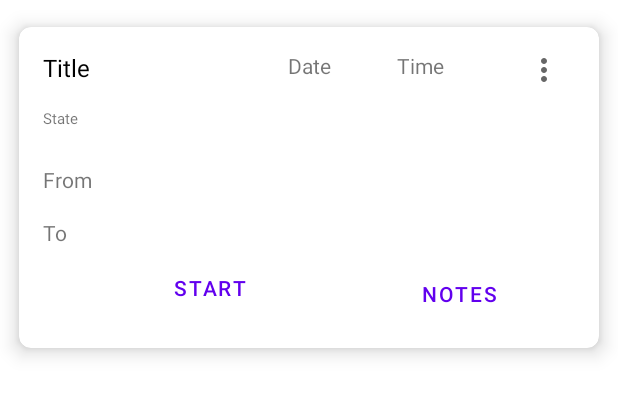
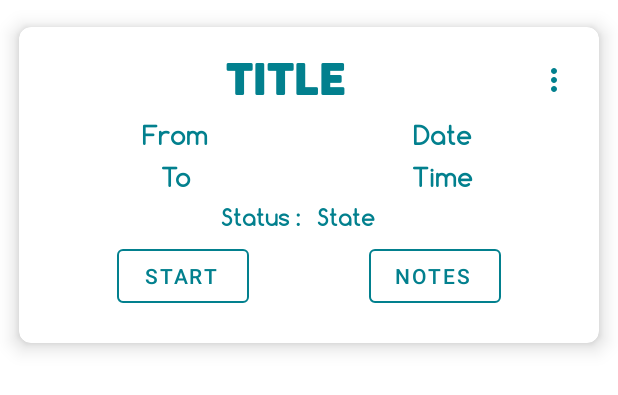
Before and after one commit to amrel7afy/TRIPAWY, an Android app: the layout card_layout.xml on its own in the app's theme, with its tools: preview values and no code run, on a phone screen of 412 x 824 dp. Shown: the top 395 px of the screen. Run offline under Robolectric (Android 15) with nearby library versions, the phone set to English and light mode, and no system bars.

Commit message:
UI Updates

```diff
--- a/app/src/main/java/com/example/tripawy/AddNewTripActivity.java
+++ b/app/src/main/java/com/example/tripawy/AddNewTripActivity.java
@@ -35,7 +35,7 @@ public class AddNewTripActivity extends AppCompatActivity {
 
     private Button btn_datePicker;
     private Button btn_timePicker;
-    private Button btn_add;
+    private ImageButton btn_add;
     private ImageButton btn_close;
     private EditText editTxtTripName;
     private EditText editTxtStartPoint;
@@ -116,12 +116,12 @@ public class AddNewTripActivity extends AppCompatActivity {
 
     private void updateDate(Calendar cDate) {
         String dateString = DateFormat.getDateInstance().format(cDate.getTime());
-        btn_datePicker.setText(dateString);
+        btn_datePicker.setText("Date\n"+dateString);
     }
 
     private void updateTime(Calendar c) {
         String timeString = DateFormat.getTimeInstance().format(c.getTime());
-        btn_timePicker.setText(timeString);
+        btn_timePicker.setText("Time\n"+timeString);
     }
 
     public void add(View v) {
--- a/app/src/main/res/drawable/ic_baseline_date_range_24.xml
+++ b/app/src/main/res/drawable/ic_baseline_date_range_24.xml
@@ -1,4 +1,4 @@
-<vector android:height="24dp" android:tint="#FFFFFF"
+<vector android:height="24dp" android:tint="#02808E"
     android:viewportHeight="24" android:viewportWidth="24"
     android:width="24dp" xmlns:android="http://schemas.android.com/apk/res/android">
     <path android:fillColor="@android:color/white" android:pathData="M9,11L7,11v2h2v-2zM13,11h-2v2h2v-2zM17,11h-2v2h2v-2zM19,4h-1L18,2h-2v2L8,4L8,2L6,2v2L5,4c-1.11,0 -1.99,0.9 -1.99,2L3,20c0,1.1 0.89,2 2,2h14c1.1,0 2,-0.9 2,-2L21,6c0,-1.1 -0.9,-2 -2,-2zM19,20L5,20L5,9h14v11z"/>
--- a/app/src/main/res/drawable/ic_baseline_more_vert_24.xml
+++ b/app/src/main/res/drawable/ic_baseline_more_vert_24.xml
@@ -1,10 +1,5 @@
-<vector xmlns:android="http://schemas.android.com/apk/res/android"
-    android:width="24dp"
-    android:height="24dp"
-    android:viewportWidth="24"
-    android:viewportHeight="24"
-    android:tint="?attr/colorControlNormal">
-  <path
-      android:fillColor="@android:color/white"
-      android:pathData="M12,8c1.1,0 2,-0.9 2,-2s-0.9,-2 -2,-2 -2,0.9 -2,2 0.9,2 2,2zM12,10c-1.1,0 -2,0.9 -2,2s0.9,2 2,2 2,-0.9 2,-2 -0.9,-2 -2,-2zM12,16c-1.1,0 -2,0.9 -2,2s0.9,2 2,2 2,-0.9 2,-2 -0.9,-2 -2,-2z"/>
+<vector android:height="24dp" android:tint="#02808E"
+    android:viewportHeight="24" android:viewportWidth="24"
+    android:width="24dp" xmlns:android="http://schemas.android.com/apk/res/android">
+    <path android:fillColor="@android:color/white" android:pathData="M12,8c1.1,0 2,-0.9 2,-2s-0.9,-2 -2,-2 -2,0.9 -2,2 0.9,2 2,2zM12,10c-1.1,0 -2,0.9 -2,2s0.9,2 2,2 2,-0.9 2,-2 -0.9,-2 -2,-2zM12,16c-1.1,0 -2,0.9 -2,2s0.9,2 2,2 2,-0.9 2,-2 -0.9,-2 -2,-2z"/>
 </vector>
--- /dev/null
+++ b/app/src/main/res/drawable/ic_baseline_title_24.xml
@@ -0,0 +1,5 @@
+<vector android:height="24dp" android:tint="#02808E"
+    android:viewportHeight="24" android:viewportWidth="24"
+    android:width="24dp" xmlns:android="http://schemas.android.com/apk/res/android">
+    <path android:fillColor="@android:color/white" android:pathData="M5,4v3h5.5v12h3V7H19V4z"/>
+</vector>
--- a/app/src/main/res/layout/card_layout.xml
+++ b/app/src/main/res/layout/card_layout.xml
@@ -1,128 +1,181 @@
 <?xml version="1.0" encoding="utf-8"?>
 <androidx.cardview.widget.CardView xmlns:android="http://schemas.android.com/apk/res/android"
     xmlns:app="http://schemas.android.com/apk/res-auto"
-    xmlns:card_view="http://schemas.android.com/apk/res-auto"
-    xmlns:tools="http://schemas.android.com/tools"
     android:layout_width="match_parent"
-    android:layout_height="250dp"
+    android:layout_height="wrap_content"
+    android:orientation="vertical"
     app:cardCornerRadius="8dp"
     app:cardElevation="8dp"
     app:cardMaxElevation="10dp"
     app:cardPreventCornerOverlap="true"
-    app:cardUseCompatPadding="true">
+    app:cardUseCompatPadding="true"
+   >
 
-    <androidx.constraintlayout.widget.ConstraintLayout
+    <LinearLayout
         android:layout_width="match_parent"
-        android:layout_height="match_parent">
+        android:layout_height="wrap_content"
+        android:orientation="vertical"
+        android:padding="15dp">
 
-        <Button
-            android:id="@+id/btnStart"
-            android:background="?attr/selectableItemBackgroundBorderless"
-            android:layout_width="wrap_content"
+        <LinearLayout
+            android:layout_width="match_parent"
             android:layout_height="wrap_content"
-            android:layout_marginBottom="16dp"
-            android:text="@string/start"
-            android:textColor="@color/purple_500"
-            app:layout_constraintHorizontal_bias="0.191"
-            app:layout_constraintStart_toEndOf="@+id/txtTo"
-            card_view:layout_constraintBottom_toBottomOf="parent"
-            card_view:layout_constraintEnd_toEndOf="parent" />
+            android:orientation="horizontal"
+            android:weightSum="6"
+            android:layout_marginBottom="5dp">
 
-        <Button
-            android:id="@+id/btnNotes"
-            android:layout_width="wrap_content"
+
+
+            <TextView
+                android:id="@+id/txtName"
+                android:layout_width="0dp"
+                android:layout_height="wrap_content"
+                android:layout_weight="5.5"
+                android:fontFamily="@font/pantondemo_black"
+
+                android:gravity="center_horizontal"
+                android:text="@string/title"
+                android:textColor="@color/sky"
+                android:textSize="30dp" />
+            <ImageButton
+                android:id="@+id/btnMore"
+                android:layout_width="0dp"
+                android:layout_height="match_parent"
+
+                android:layout_weight=".5"
+
+                android:background="?attr/selectableItemBackgroundBorderless"
+                android:backgroundTint="@color/white"
+                app:srcCompat="@drawable/ic_baseline_more_vert_24" />
+
+        </LinearLayout>
+
+<LinearLayout
+    android:layout_width="match_parent"
+    android:layout_height="wrap_content"
+    android:orientation="horizontal"
+    android:weightSum="2"
+    android:layout_marginBottom="5dp">
+
+    <TextView
+        android:id="@+id/txtFrom"
+        android:layout_width="0dp"
+        android:layout_weight="1"
+        android:layout_height="wrap_content"
+      android:fontFamily="@font/comfortaa_bold"
+        android:textColor="@color/sky"
+        android:text="@string/from"
+        android:textSize="17dp"
+        android:gravity="center_horizontal"
+         />
+    <TextView
+        android:id="@+id/txtDate"
+        android:layout_width="0dp"
+        android:layout_weight="1"
+        android:fontFamily="@font/comfortaa_bold"
+        android:textColor="@color/sky"
+        android:layout_height="wrap_content"
+        android:gravity="center_horizontal"
+        android:text="@string/date"
+        android:textSize="17dp"
+        />
+</LinearLayout>
+        <LinearLayout
+            android:layout_width="match_parent"
             android:layout_height="wrap_content"
-            android:layout_marginBottom="12dp"
-            android:background="?attr/selectableItemBackgroundBorderless"
-            android:text="@string/notes"
-            android:textColor="@color/purple_500"
-            app:layout_constraintHorizontal_bias="0.617"
-            app:layout_constraintStart_toEndOf="@+id/btnStart"
-            card_view:layout_constraintBottom_toBottomOf="parent"
-            card_view:layout_constraintEnd_toEndOf="parent" />
+            android:weightSum="2"
+            android:orientation="horizontal"
+            android:layout_marginBottom="5dp">
 
-        <ImageButton
-            android:id="@+id/btnMore"
-            android:layout_width="25dp"
-            android:layout_height="25dp"
-            android:layout_marginTop="16dp"
-            android:layout_marginEnd="24dp"
-            android:backgroundTint="@color/white"
-            android:background="?attr/selectableItemBackgroundBorderless"
-            app:srcCompat="@drawable/ic_baseline_more_vert_24"
-            card_view:layout_constraintEnd_toEndOf="parent"
-            card_view:layout_constraintHorizontal_bias="1.0"
-            card_view:layout_constraintStart_toEndOf="@+id/txtTime"
-            card_view:layout_constraintTop_toTopOf="parent" />
 
-        <TextView
-            android:id="@+id/txtName"
-            android:layout_width="wrap_content"
+            <TextView
+                android:id="@+id/txtTo"
+                android:layout_width="0dp"
+                android:layout_weight="1"
+                android:fontFamily="@font/comfortaa_bold"
+                android:textColor="@color/sky"
+                android:layout_height="wrap_content"
+                android:text="@string/to"
+                android:gravity="center_horizontal"
+
+                android:textSize="17dp"
+                 />
+            <TextView
+                android:id="@+id/txtTime"
+                android:layout_width="0dp"
+                android:layout_weight="1"
+                android:fontFamily="@font/comfortaa_bold"
+                android:textColor="@color/sky"
+                android:layout_height="wrap_content"
+                android:gravity="center_horizontal"
+
+                android:text="@string/time"
+                android:textSize="17dp"
+                 />
+        </LinearLayout>
+        <LinearLayout
+            android:layout_width="match_parent"
             android:layout_height="wrap_content"
-            android:layout_marginStart="16dp"
-            android:layout_marginTop="16dp"
-            android:text="@string/title"
-            android:textColor="@color/black"
-            android:textSize="16dp"
-            card_view:layout_constraintStart_toStartOf="parent"
-            card_view:layout_constraintTop_toTopOf="parent" />
+            android:orientation="horizontal"
+            android:weightSum="2"
+            android:layout_marginBottom="5dp">
+            <TextView
+                android:id="@+id/txtStatus"
+                android:layout_width="0dp"
+                android:layout_weight="1"
+                android:layout_height="wrap_content"
+                android:text="@string/status"
+                android:gravity="end"
+                android:layout_marginRight="5dp"
+                android:textSize="15dp"
+                android:fontFamily="@font/comfortaa_bold"
+                android:textColor="@color/sky"
+                />
+            <TextView
+                android:id="@+id/txtState"
+                android:layout_width="0dp"
+                android:layout_weight="1"
+                android:layout_marginLeft="5dp"
+                android:layout_height="wrap_content"
+                android:text="@string/state"
+                android:textSize="15dp"
+                android:fontFamily="@font/comfortaa_bold"
+                android:textColor="@color/sky"
+               />
 
-        <TextView
-            android:id="@+id/txtFrom"
-            android:layout_width="wrap_content"
+        </LinearLayout>
+        <LinearLayout
+            android:layout_width="match_parent"
             android:layout_height="wrap_content"
-            android:layout_marginStart="16dp"
-            android:layout_marginTop="24dp"
-            android:text="@string/from"
-            android:textSize="14dp"
-            card_view:layout_constraintStart_toStartOf="parent"
-            card_view:layout_constraintTop_toBottomOf="@+id/txtState" />
+            android:orientation="horizontal"
+            android:gravity="center_horizontal"
+            android:layout_marginBottom="5dp"
+            >
 
-        <TextView
-            android:id="@+id/txtTo"
-            android:layout_width="wrap_content"
-            android:layout_height="wrap_content"
-            android:layout_marginStart="16dp"
-            android:layout_marginTop="16dp"
-            android:text="@string/to"
-            android:textSize="14dp"
-            card_view:layout_constraintStart_toStartOf="parent"
-            card_view:layout_constraintTop_toBottomOf="@+id/txtFrom" />
+            <Button
+                android:id="@+id/btnStart"
+                android:layout_width="wrap_content"
+                android:layout_height="wrap_content" android:text="@string/start"
+                android:textColor="@color/sky"
+                style="@style/Widget.MaterialComponents.Button.OutlinedButton.Icon"
+                app:strokeColor="@color/sky"
+                android:layout_marginRight="40dp"
+                />
 
-        <TextView
-            android:id="@+id/txtState"
-            android:layout_width="wrap_content"
-            android:layout_height="wrap_content"
-            android:layout_marginStart="16dp"
-            android:layout_marginTop="16dp"
-            android:text="@string/state"
-            android:textSize="10dp"
-            card_view:layout_constraintStart_toStartOf="parent"
-            card_view:layout_constraintTop_toBottomOf="@+id/txtName" />
+            <Button
+                android:id="@+id/btnNotes"
+                android:layout_width="wrap_content"
+                android:layout_height="wrap_content"
+                android:text="@string/notes"
+                android:textColor="@color/sky"
+                style="@style/Widget.MaterialComponents.Button.OutlinedButton.Icon"
+                app:strokeColor="@color/sky"
+                android:layout_marginLeft="40dp"
+                />
 
-        <TextView
-            android:id="@+id/txtTime"
-            android:layout_width="wrap_content"
-            android:layout_height="wrap_content"
-            android:layout_marginStart="44dp"
-            android:layout_marginTop="16dp"
-            android:layout_toEndOf="@id/txtDate"
-            android:text="@string/time"
-            android:textSize="14dp"
-            card_view:layout_constraintStart_toEndOf="@+id/txtDate"
-            card_view:layout_constraintTop_toTopOf="parent" />
 
-        <TextView
-            android:id="@+id/txtDate"
-            android:layout_width="wrap_content"
-            android:layout_height="wrap_content"
-            android:layout_marginStart="132dp"
-            android:layout_marginTop="16dp"
-            android:text="@string/date"
-            android:textSize="14dp"
-            app:layout_constraintStart_toEndOf="@+id/txtName"
-            card_view:layout_constraintTop_toTopOf="parent" />
-    </androidx.constraintlayout.widget.ConstraintLayout>
+        </LinearLayout>
+    </LinearLayout>
 
 
 </androidx.cardview.widget.CardView>
--- a/app/src/main/res/values/strings.xml
+++ b/app/src/main/res/values/strings.xml
@@ -40,7 +40,7 @@
     <string name="option_4">Cancel</string>
     <string name="add">Add</string>
     <string name="add_trip">ADD Trip</string>
-    <string name="status">Status</string>
+    <string name="status">Status : </string>
     <string name="save">save</string>
     <string name="delete" />
     <string name="deletee">delete</string>
--- a/app/src/main/res/values/themes.xml
+++ b/app/src/main/res/values/themes.xml
@@ -4,7 +4,7 @@
         <!-- Primary brand color. -->
         <item name="colorPrimary">@color/sky</item>
         <item name="colorPrimaryVariant">@color/sky</item>
-        <item name="colorOnPrimary">@color/white</item>
+        <item name="colorOnPrimary">@color/sky</item>
         <!-- Secondary brand color. -->
         <item name="colorSecondary">@color/sky</item>
         <item name="colorSecondaryVariant">@color/yellow</item>
@@ -33,7 +33,7 @@
 
     <style name="Title" parent="android:Widget.Toolbar">
         <item name="fontFamily">@font/pantondemo_black</item>
-        <item name="android:textSize">15dp</item>
+        <item name="android:textSize">20dp</item>
     </style>
 
     <style name="MenuItem" parent="android:Widget.PopupMenu">
```
Also changed, not shown: app/src/main/java/com/example/tripawy/AlarmService.java (+0 -10 lines), app/src/main/res/layout/activity_add_new_trip.xml (+59 -48 lines).
